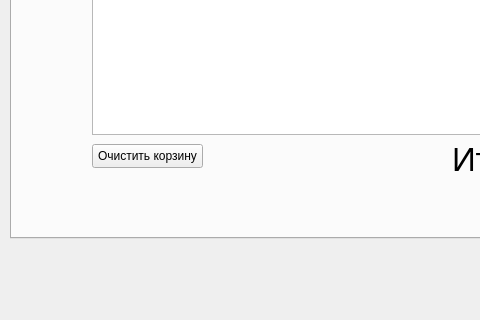
Before: the Qt Designer form buyerhomewindown.ui in dOOmcLiF/WroomWroom, drawn with Qt 5; both pictures show x 0 to 480 and y 302 to 622 of the 800 by 622 pixel window.
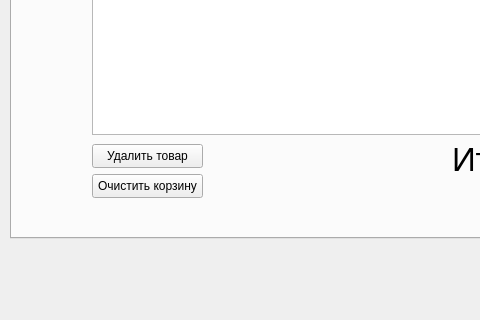
After: the same form once the commit is applied. The open tabs and pages were chosen to show the change.

What changed in the file:
```diff
--- a/buyerhomewindown.ui
+++ b/buyerhomewindown.ui
@@ -169,7 +169,7 @@
         <property name="geometry">
          <rect>
           <x>80</x>
-          <y>360</y>
+          <y>390</y>
           <width>111</width>
           <height>24</height>
          </rect>
@@ -178,6 +178,19 @@
          <string>Очистить корзину</string>
         </property>
        </widget>
+       <widget class="QPushButton" name="deleteProductFromCart">
+        <property name="geometry">
+         <rect>
+          <x>80</x>
+          <y>360</y>
+          <width>111</width>
+          <height>24</height>
+         </rect>
+        </property>
+        <property name="text">
+         <string>Удалить товар</string>
+        </property>
+       </widget>
       </widget>
       <widget class="QWidget" name="page_2">
        <widget class="QPushButton" name="backButton">
```
